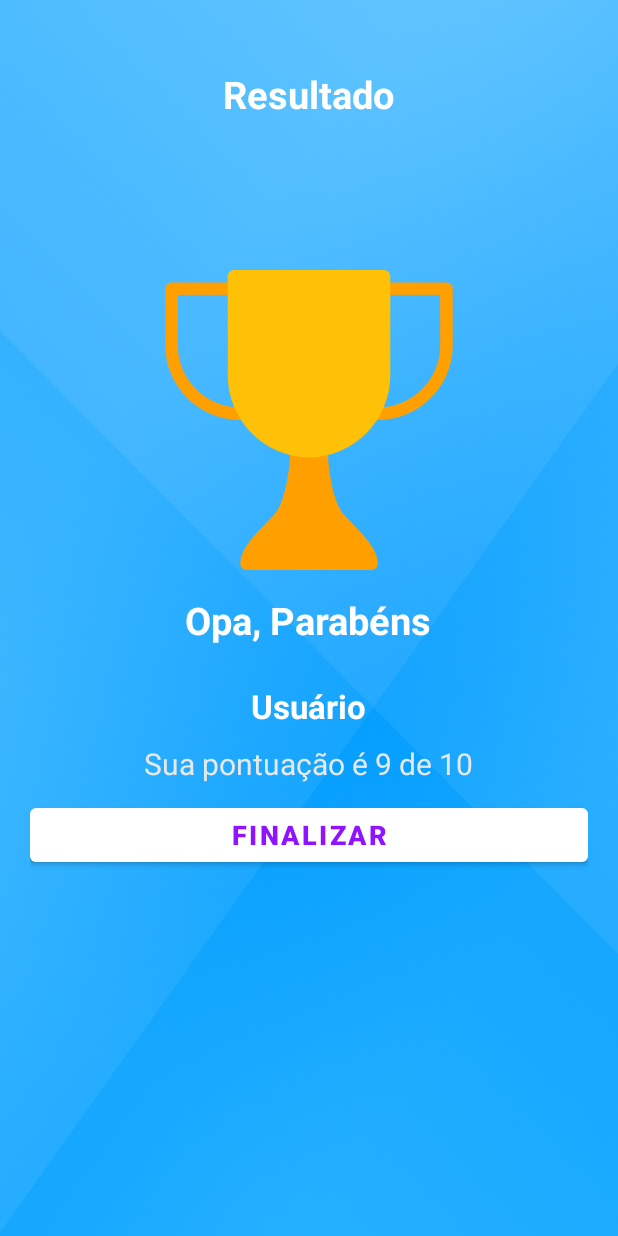
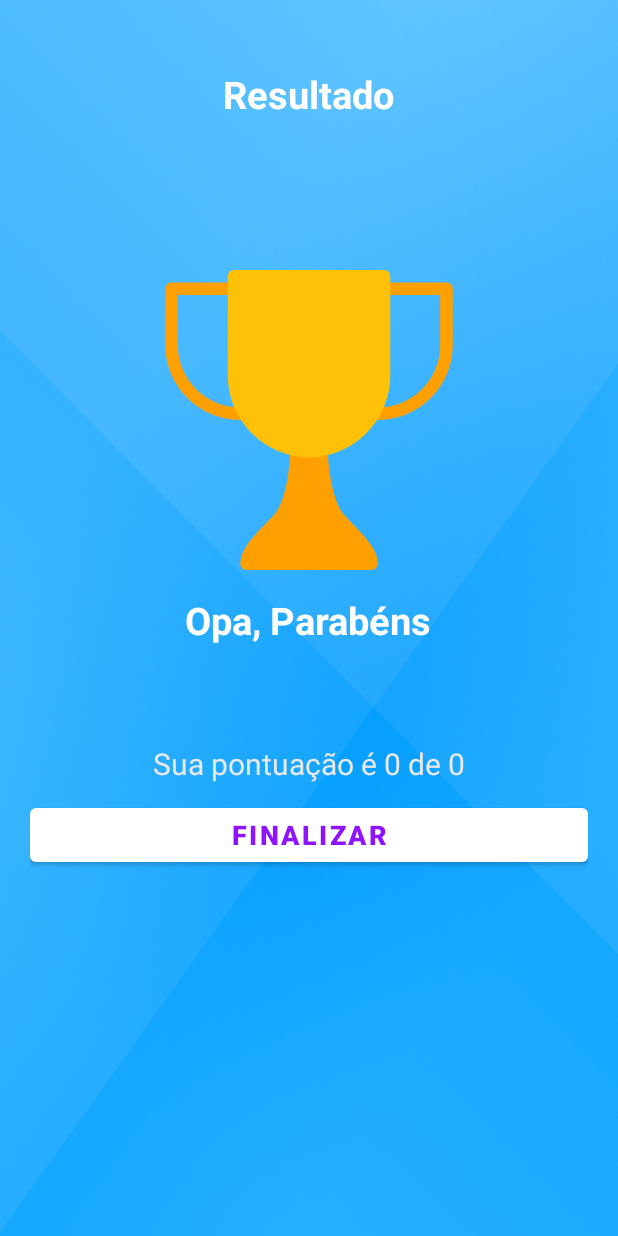
Before and after one commit to leonardooshima/QuizApp, an Android app: the ResultActivity screen opened directly, with no data from a screen before it, on a phone screen of 412 x 824 dp. Run offline under Robolectric (Android 15) with nearby library versions, the phone set to English and light mode, and no system bars.

Commit message:
Integrando tela de resultados

```diff
--- a/app/src/main/java/com/example/quizapp/Constants.kt
+++ b/app/src/main/java/com/example/quizapp/Constants.kt
@@ -1,6 +1,10 @@
 package com.example.quizapp
 
 object Constants{
+
+    const val USER_NAME: String = "user_name"
+    const val TOTAL_QUESTIONS: String = "total_questions"
+    const val CORRECT_ANSWERS: String = "correct_answers"
 
     fun getQuestions(): ArrayList<Question>{
         val questionsList = ArrayList<Question>()
--- a/app/src/main/java/com/example/quizapp/MainActivity.kt
+++ b/app/src/main/java/com/example/quizapp/MainActivity.kt
@@ -19,6 +19,7 @@ class MainActivity : AppCompatActivity() {
                 Toast.makeText(this,"Por favor digite seu nome", Toast.LENGTH_SHORT).show()
             } else{
                 val intent = Intent(this, QuizQuestionActivity::class.java)
+                intent.putExtra(Constants.USER_NAME, et_name.text.toString())
                 startActivity(intent)
                 finish()
             }
--- a/app/src/main/java/com/example/quizapp/ResultActivity.kt
+++ b/app/src/main/java/com/example/quizapp/ResultActivity.kt
@@ -1,11 +1,28 @@
 package com.example.quizapp
 
+import android.content.Intent
 import androidx.appcompat.app.AppCompatActivity
 import android.os.Bundle
+import android.view.View
+import kotlinx.android.synthetic.main.activity_result.*
 
 class ResultActivity : AppCompatActivity() {
     override fun onCreate(savedInstanceState: Bundle?) {
         super.onCreate(savedInstanceState)
         setContentView(R.layout.activity_result)
+
+        window.decorView.systemUiVisibility = View.SYSTEM_UI_FLAG_FULLSCREEN
+
+        val username = intent.getStringExtra(Constants.USER_NAME)
+        tv_name.text = username
+        val totalQuestions = intent.getIntExtra(Constants.TOTAL_QUESTIONS, 0)
+        val correctAnswer = intent.getIntExtra(Constants.CORRECT_ANSWERS, 0)
+
+        tv_score.text = "Sua pontuação é $correctAnswer de $totalQuestions"
+
+        btn_finish.setOnClickListener{
+            startActivity(Intent(this, MainActivity::class.java))
+            finish()
+        }
     }
 }
```
Also changed, not shown: app/src/main/java/com/example/quizapp/QuizQuestionActivity.kt (+11 -1 lines).
